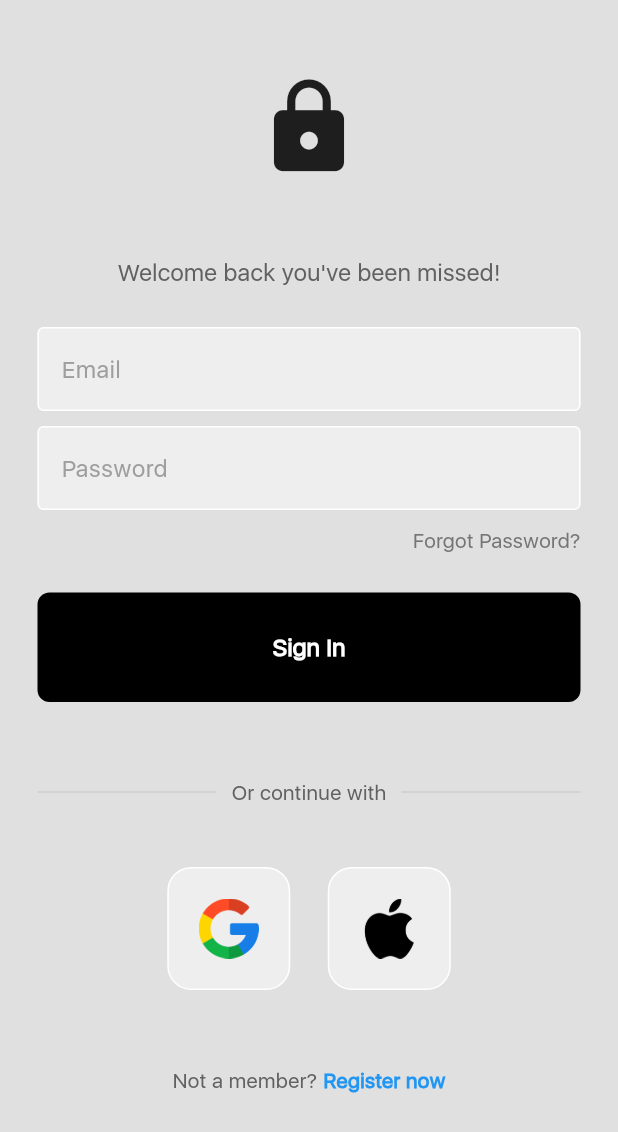
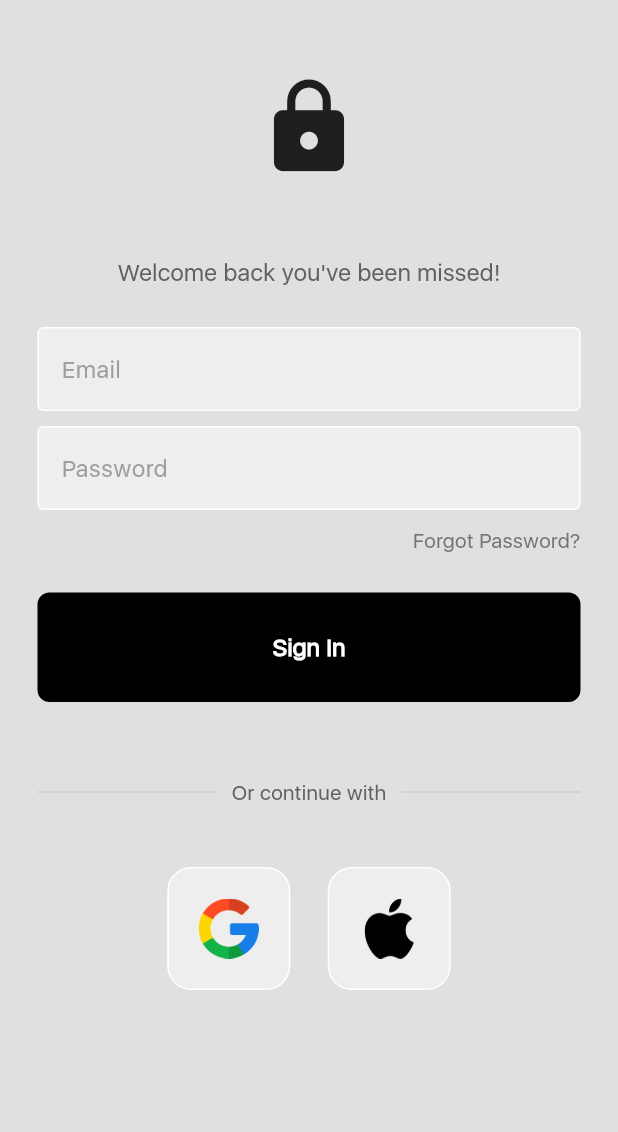
Before and after one commit to IshworMoktan/plant_disease_detector, a Flutter app: the screen it shows after launch, on a phone screen of 412 x 824 dp. Shown: the top 1132 px of the screen. Run offline on Flutter 3.47's test engine with Material 2 defaults, Android fonts, the phone set to English and light mode, and no system bars; our stand-ins replace firebase_auth, firebase_core, flutter_speed_dial, font_awesome_flutter, hive, hive_flutter and 2 more; missing offline and left inert: tflite; accounts and stored records are empty.

```diff
--- a/lib/src/auth_page/login_page.dart
+++ b/lib/src/auth_page/login_page.dart
@@ -137,23 +137,23 @@ class LoginPage extends StatelessWidget {
                 const SizedBox(height: 50),
 
                 // not a member? register now
-                Row(
-                  mainAxisAlignment: MainAxisAlignment.center,
-                  children: [
-                    Text(
-                      'Not a member?',
-                      style: TextStyle(color: Colors.grey[700]),
-                    ),
-                    const SizedBox(width: 4),
-                    const Text(
-                      'Register now',
-                      style: TextStyle(
-                        color: Colors.blue,
-                        fontWeight: FontWeight.bold,
-                      ),
-                    ),
-                  ],
-                )
+                // Row(
+                //   mainAxisAlignment: MainAxisAlignment.center,
+                //   children: [
+                //     Text(
+                //       'Not a member?',
+                //       style: TextStyle(color: Colors.grey[700]),
+                //     ),
+                //     const SizedBox(width: 4),
+                //     const Text(
+                //       'Register now',
+                //       style: TextStyle(
+                //         color: Colors.blue,
+                //         fontWeight: FontWeight.bold,
+                //       ),
+                //     ),
+                //   ],
+                // )
               ],
             ),
           ),
--- a/lib/src/suggestions_page/suggestions.dart
+++ b/lib/src/suggestions_page/suggestions.dart
@@ -13,7 +13,7 @@ import '../../components/text_property.dart';
 class Suggestions extends StatelessWidget {
   const Suggestions({Key? key}) : super(key: key);
 
-  static const routeName = '/suggestions';
+  static const routeName = '/src/suggestions_page/suggestions';
 
   @override
   Widget build(BuildContext context) {
```
Also changed, not shown: lib/main.dart (+14 -13 lines), lib/src/app_drawer/app_drawer.dart (+39 -31 lines), lib/src/history_page.dart (added, +188 -0 lines), lib/src/home_page/home.dart (+7 -5 lines).
